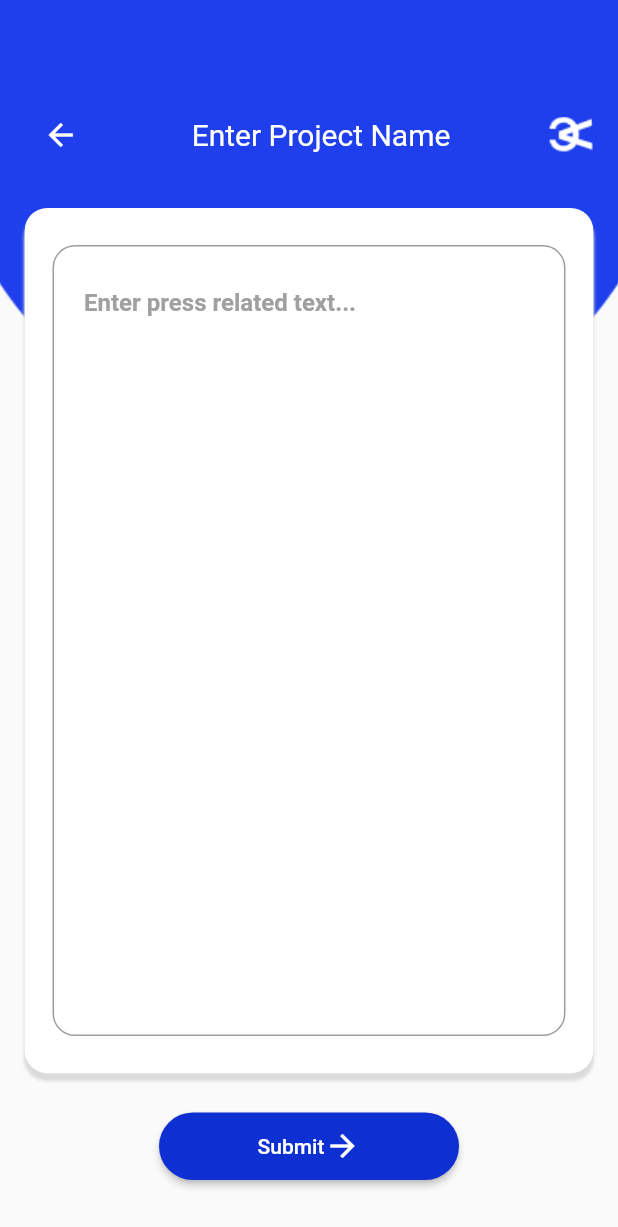
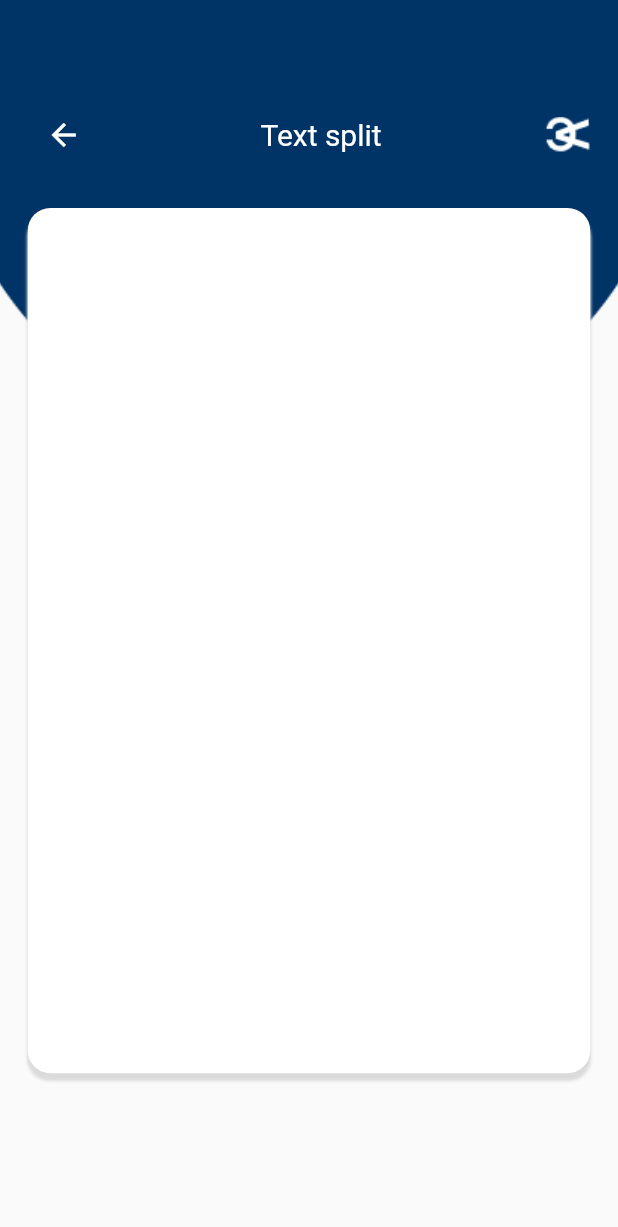
Before and after one commit to abhinaba-dash/SIH2023_frontend, a Flutter app: the ProjectAdd screen opened directly, after a tap on "Submit", on a phone screen of 412 x 824 dp. Shown: the top 1227 px of the screen. Run offline on Flutter 3.47's test engine with Material 2 defaults, Android fonts, the phone set to English and light mode, and no system bars.

Commit message:
Text Split added

```diff
--- a/sihflutterapp/lib/main.dart
+++ b/sihflutterapp/lib/main.dart
@@ -2,6 +2,7 @@ import 'package:flutter/material.dart';
 import 'package:sihflutterapp/TextConvert.dart';
 import 'package:sihflutterapp/pages/Home.dart';
 import 'package:sihflutterapp/pages/ProjectAdd.dart';
+import 'package:sihflutterapp/pages/breaktext.dart';
 
 void main() {
   runApp(const MyApp());
@@ -14,6 +15,9 @@ class MyApp extends StatelessWidget {
   @override
   Widget build(BuildContext context) {
     return MaterialApp(
+      routes: {
+        '/output': (context) => OutputPage(),
+      },
       debugShowCheckedModeBanner: false,
       title: 'Flutter Demo',
       theme: ThemeData(
--- a/sihflutterapp/lib/pages/Home.dart
+++ b/sihflutterapp/lib/pages/Home.dart
@@ -18,7 +18,7 @@ class _HomeState extends State<Home> {
         child: Stack(children: [
           // Background Image
           Image.asset(
-            "assets/images/Ellipse_1.png",
+            "assets/images/Ellipse_f.png",
             height: 300,
             width: width,
             fit: BoxFit.cover,
@@ -92,7 +92,7 @@ class _HomeState extends State<Home> {
                       ],
                     ),
                     style: ElevatedButton.styleFrom(
-                      backgroundColor: Color.fromARGB(255, 14, 47, 210),
+                      backgroundColor: Color.fromARGB(255, 2, 49, 99),
                       shape: RoundedRectangleBorder(
                         borderRadius: BorderRadius.circular(30),
                       ),
--- a/sihflutterapp/lib/pages/ProjectAdd.dart
+++ b/sihflutterapp/lib/pages/ProjectAdd.dart
@@ -1,5 +1,6 @@
 import 'package:flutter/material.dart';
 import 'package:sihflutterapp/pages/Home.dart';
+// import 'package:sihflutterapp/pages/BreakText.dart';
 
 class ProjectAdd extends StatefulWidget {
   const ProjectAdd({super.key});
@@ -9,6 +10,15 @@ class ProjectAdd extends StatefulWidget {
 }
 
 class _ProjectAddState extends State<ProjectAdd> {
+  TextEditingController _paragraphController = TextEditingController();
+
+  void _breakParagraph(BuildContext context) {
+    String paragraph = _paragraphController.text;
+    final RegExp sentenceSplitter = RegExp(r'(?<=[,.!?])\s+');
+    List<String> sentences = paragraph.split(sentenceSplitter);
+    Navigator.pushNamed(context, '/output', arguments: sentences);
+  }
+
   @override
   Widget build(BuildContext context) {
     final height = MediaQuery.of(context).size.height;
@@ -18,7 +28,7 @@ class _ProjectAddState extends State<ProjectAdd> {
         child: Stack(children: [
           // Background Image
           Image.asset(
-            "assets/images/Ellipse_1.png",
+            "assets/images/Ellipse_f.png",
             height: 300,
             width: width,
             fit: BoxFit.cover,
@@ -79,13 +89,14 @@ class _ProjectAddState extends State<ProjectAdd> {
                           child: Padding(
                             padding: EdgeInsets.all(8.0),
                             child: TextField(
+                              controller: _paragraphController,
+                              maxLines: null,
                               style: TextStyle(color: Colors.black),
                               decoration: InputDecoration(
                                 hintText: 'Enter press related text...',
                                 filled: true,
                                 fillColor: Colors.white,
                                 border: OutlineInputBorder(
-                                  // Use OutlineInputBorder with BorderSide.none
                                   borderSide: BorderSide.none,
                                 ),
                                 hintStyle: TextStyle(
@@ -93,7 +104,6 @@ class _ProjectAddState extends State<ProjectAdd> {
                                     fontWeight: FontWeight.w600),
                               ),
                               keyboardType: TextInputType.multiline,
-                              maxLines: null,
                               scribbleEnabled: true,
                             ),
                           ),
@@ -101,7 +111,14 @@ class _ProjectAddState extends State<ProjectAdd> {
                       )),
                 ),
                 ElevatedButton(
-                    onPressed: () {},
+                    // onPressed: () {
+                    //   // Navigator.push(
+                    //   //     context,
+                    //   //     MaterialPageRoute(
+                    //   //       builder: (context) => BreakText(),
+                    //   //     ));
+                    // },
+                    onPressed: () => _breakParagraph(context),
                     child: Row(
                       mainAxisAlignment: MainAxisAlignment.center,
                       children: [
@@ -110,12 +127,24 @@ class _ProjectAddState extends State<ProjectAdd> {
                       ],
                     ),
                     style: ElevatedButton.styleFrom(
-                      backgroundColor: Color.fromARGB(255, 14, 47, 210),
+                      backgroundColor: Color.fromARGB(255, 2, 49, 99),
                       shape: RoundedRectangleBorder(
                         borderRadius: BorderRadius.circular(30),
                       ),
                       fixedSize: Size(200, 45),
-                    ))
+                    )),
+                // SizedBox(height: 16.0),
+                // Container(
+                //   height: 500,
+                //   child: ListView.builder(
+                //     itemCount: _sentences.length,
+                //     itemBuilder: (context, index) {
+                //       return ListTile(
+                //         title: Text(_sentences[index]),
+                //       );
+                //     },
+                //   ),
+                // ),
               ],
             ),
           ),
--- /dev/null
+++ b/sihflutterapp/lib/pages/breaktext.dart
@@ -0,0 +1,101 @@
+import 'package:flutter/material.dart';
+import 'package:sihflutterapp/pages/ProjectAdd.dart';
+
+class OutputPage extends StatefulWidget {
+  @override
+  State<OutputPage> createState() => _OutputPageState();
+}
+
+class _OutputPageState extends State<OutputPage> {
+  @override
+  Widget build(BuildContext context) {
+    List<String> sentences =
+        ModalRoute.of(context)!.settings.arguments as List<String>;
+    final height = MediaQuery.of(context).size.height;
+    final width = MediaQuery.of(context).size.width;
+    return Scaffold(
+      body: SingleChildScrollView(
+        child: Stack(children: [
+          // Background Image
+          Image.asset(
+            "assets/images/Ellipse_f.png",
+            height: 300,
+            width: width,
+            fit: BoxFit.cover,
+          ),
+          Padding(
+            padding: EdgeInsets.symmetric(
+                horizontal: width * 0.045, vertical: height * 0.08),
+            child: Column(
+              children: [
+                Row(
+                  mainAxisAlignment: MainAxisAlignment.spaceBetween,
+                  children: [
+                    IconButton(
+                      color: Colors.white,
+                      onPressed: () {
+                        Navigator.push(
+                            context,
+                            MaterialPageRoute(
+                              builder: (context) => ProjectAdd(),
+                            ));
+                      },
+                      icon: Icon(Icons.arrow_back),
+                    ),
+                    Text("Text split",
+                        style: TextStyle(
+                            color: Colors.white,
+                            fontSize: 20,
+                            fontWeight: FontWeight.w400)),
+                    Image.asset("assets/images/headerim.png"),
+                  ],
+                ),
+                Padding(
+                  padding: EdgeInsets.symmetric(
+                      horizontal: width * 0.0, vertical: height * 0.03),
+                  child: Container(
+                    height: height * 0.7,
+                    width: width * 1.0,
+                    decoration: BoxDecoration(
+                        color: Colors.white,
+                        boxShadow: [
+                          BoxShadow(
+                              color: const Color.fromARGB(
+                                  255, 220, 219, 219), //New
+                              blurRadius: 1.0,
+                              offset: Offset(0, 5))
+                        ],
+                        borderRadius: BorderRadius.all(Radius.circular(15))),
+                    child: Padding(
+                      padding: const EdgeInsets.all(16.0),
+                      child: ListView.builder(
+                        itemCount: sentences.length,
+                        itemBuilder: (context, index) {
+                          return ListTile(
+                            title: Text(sentences[index]),
+                          );
+                        },
+                      ),
+                    ),
+                  ),
+                )
+              ],
+            ),
+          ),
+        ]),
+      ),
+    );
+
+    // body: Padding(
+    //   padding: const EdgeInsets.all(16.0),
+    //   child: ListView.builder(
+    //     itemCount: sentences.length,
+    //     itemBuilder: (context, index) {
+    //       return ListTile(
+    //         title: Text(sentences[index]),
+    //       );
+    //     },
+    //   ),
+    // ),
+  }
+}
```
Also changed, not shown: sihflutterapp/assets/images/Ellipse_f.png (added).
